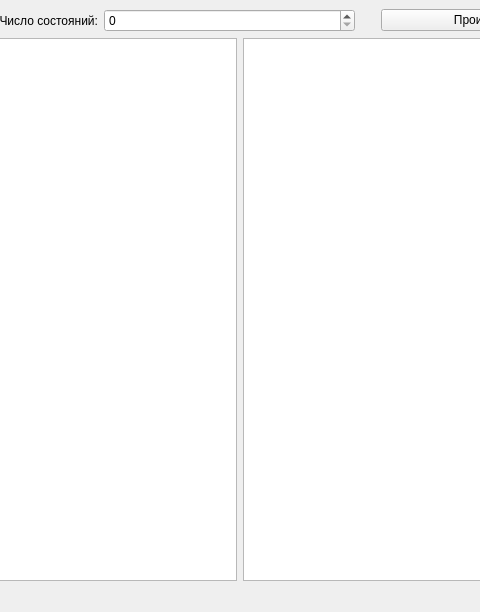
Before: the Qt Designer form lab2/src/ModelingLab02/mainwindow.ui in TheSawIsTheLaw/TrueModeling, drawn with Qt 5; both pictures show x 163 to 643 and y 0 to 612 of the 805 by 612 pixel window.
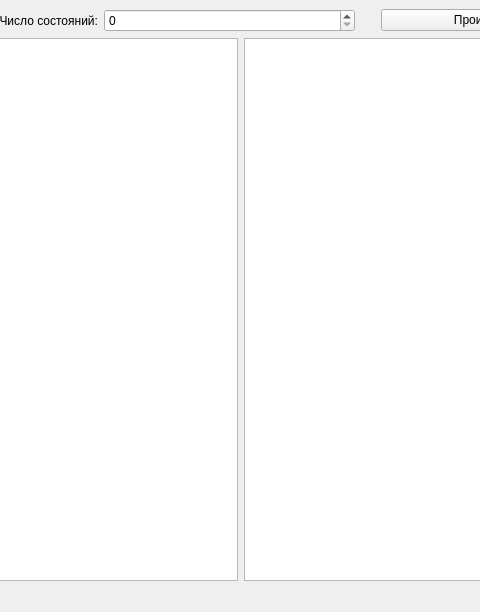
After: the same form once the commit is applied.

```diff
--- a/lab2/src/ModelingLab02/mainwindow.ui
+++ b/lab2/src/ModelingLab02/mainwindow.ui
@@ -66,10 +66,27 @@
     <item>
      <layout class="QHBoxLayout" name="horizontalLayout_3">
       <item>
-       <widget class="QTableWidget" name="intensityMatrixTableWidget"/>
+       <widget class="QTableWidget" name="intensityMatrixTableWidget">
+        <property name="sizePolicy">
+         <sizepolicy hsizetype="Expanding" vsizetype="Expanding">
+          <horstretch>2</horstretch>
+          <verstretch>0</verstretch>
+         </sizepolicy>
+        </property>
+        <property name="lineWidth">
+         <number>2</number>
+        </property>
+       </widget>
       </item>
-      <item>
-       <widget class="QTableWidget" name="resultTableWidget"/>
+      <item alignment="Qt::AlignRight">
+       <widget class="QTableWidget" name="resultTableWidget">
+        <property name="minimumSize">
+         <size>
+          <width>389</width>
+          <height>0</height>
+         </size>
+        </property>
+       </widget>
       </item>
      </layout>
     </item>
```
Left out of the diff: 2 changed lines with no effect on the pictures.
